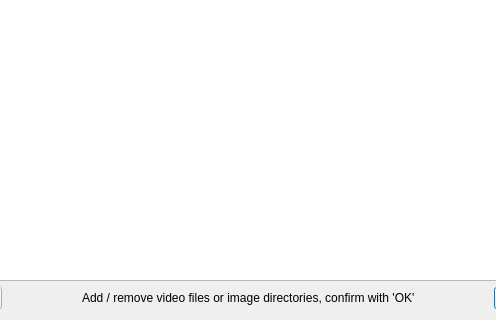
First picture: the form in Source/job_dialog.ui, repository Rolf-Hempel/PlanetarySystemStacker, before the edit; both pictures show x 229 to 725 and y 213 to 533 of the 900 by 533 pixel window.
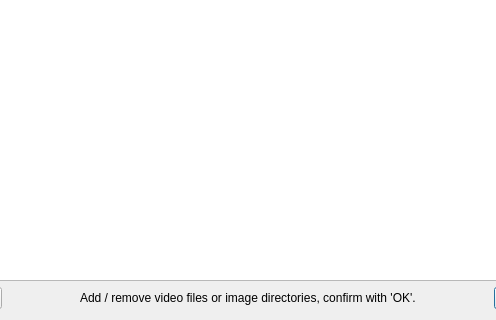
Second picture: the form after the edit.

The edit to the form file:
```diff
--- a/Source/job_dialog.ui
+++ b/Source/job_dialog.ui
@@ -84,7 +84,7 @@
    <item row="1" column="3">
     <widget class="QLabel" name="messageLabel">
      <property name="text">
-      <string>Add / remove video files or image directories, confirm with 'OK'</string>
+      <string>Add / remove video files or image directories, confirm with 'OK'.</string>
      </property>
     </widget>
    </item>
```
Left out of the diff: 3 changed lines with no effect on the pictures.
